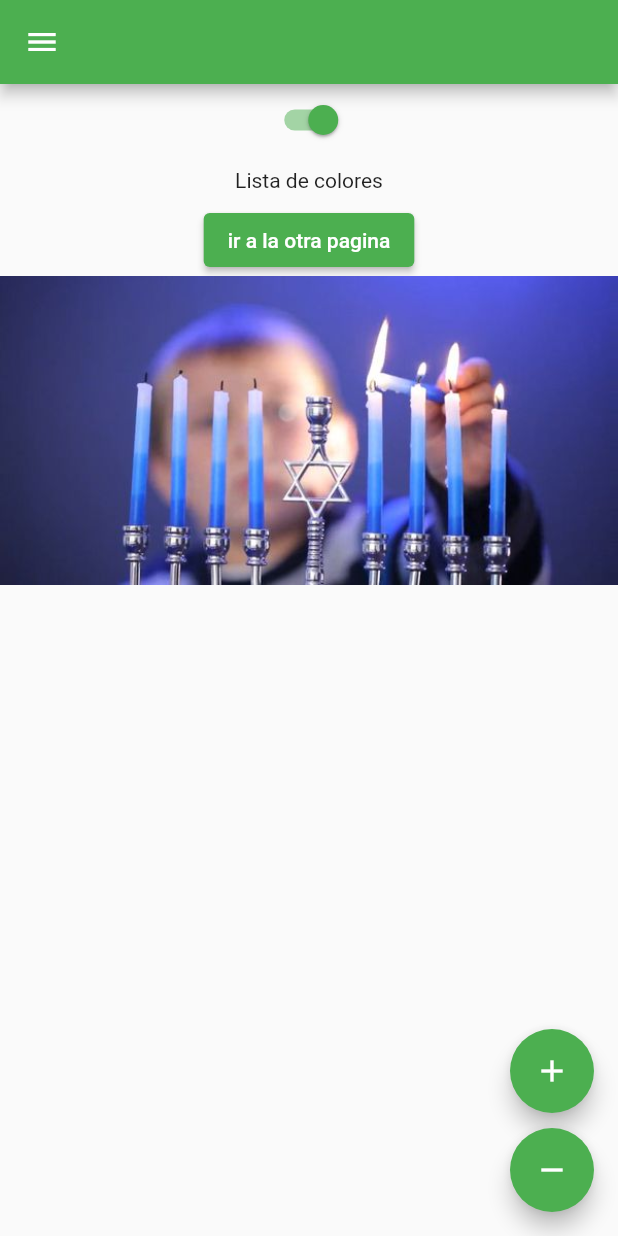
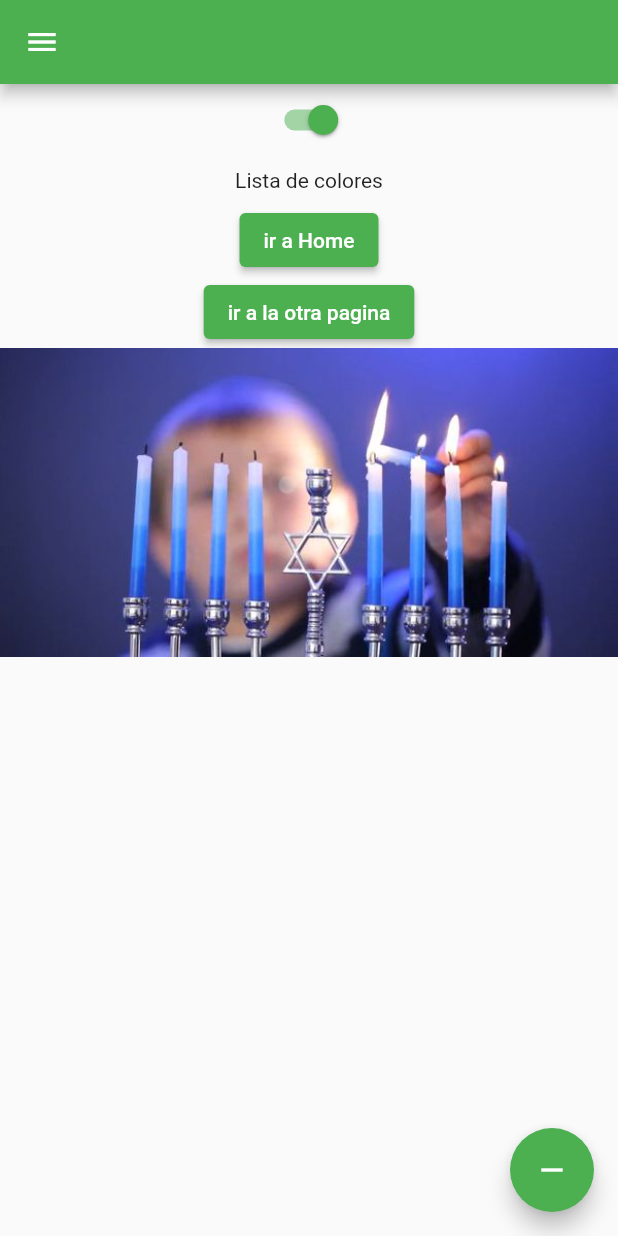
Before and after one commit to lcyper/gmaj_test_app, a Flutter app: the screen it shows after launch, on a phone screen of 412 x 824 dp. Run offline on Flutter 3.47's test engine with Material 2 defaults, Android fonts, the phone set to English and light mode, and no system bars; missing offline and left inert: random_color; network calls fail.

Commit message:
aded botton to home

```diff
--- a/lib/screens/new_page.dart
+++ b/lib/screens/new_page.dart
@@ -2,6 +2,7 @@
 
 import 'package:flutter/material.dart';
 import 'package:gmaj_test_app/screens/bienvenida.dart';
+import 'package:gmaj_test_app/screens/home.dart';
 import 'package:gmaj_test_app/widgets/box.dart';
 import 'package:random_color/random_color.dart';
 
@@ -18,23 +19,33 @@ class _NewPageState extends State<NewPage> {
   List imagenes = ['januca.jpg', 'januca2.jpg'];
 
   @override
+  void initState() {
+    super.initState();
+    var nombreA = ["shelomo"];
+    List nombreB = List.from(nombreA); // referencia
+    nombreB.add('jaim');
+    print('nombreB $nombreB');
+    print('nombreA $nombreA');
+  }
+
+  @override
   Widget build(BuildContext context) {
     return Scaffold(
       drawer: Drawer(),
       floatingActionButton: Column(
         mainAxisAlignment: MainAxisAlignment.end,
         children: [
-          FloatingActionButton(
-            child: Icon(Icons.add),
-            onPressed: () {
-              setState(() {
-                print('boton apretado');
-                number++;
-                print('Numero vale $number');
-              });
-            },
-          ),
-          SizedBox(height: 10),
+          // FloatingActionButton(
+          //   child: Icon(Icons.add),
+          //   onPressed: () {
+          //     setState(() {
+          //       print('boton apretado');
+          //       number++;
+          //       print('Numero vale $number');
+          //     });
+          //   },
+          // ),
+          // SizedBox(height: 10),
           FloatingActionButton(
             child: Icon(Icons.remove),
             onPressed: () {
@@ -74,6 +85,15 @@ class _NewPageState extends State<NewPage> {
                 child: Text('Lista de colores'),
               ),
               ElevatedButton(
+                onPressed: () {
+                  Navigator.pushNamed(
+                    context,
+                    '/',
+                  );
+                },
+                child: Text('ir a Home'),
+              ),
+              ElevatedButton(
                 onPressed: isOpen
                     ? () {
                         Navigator.pushNamed(
```
